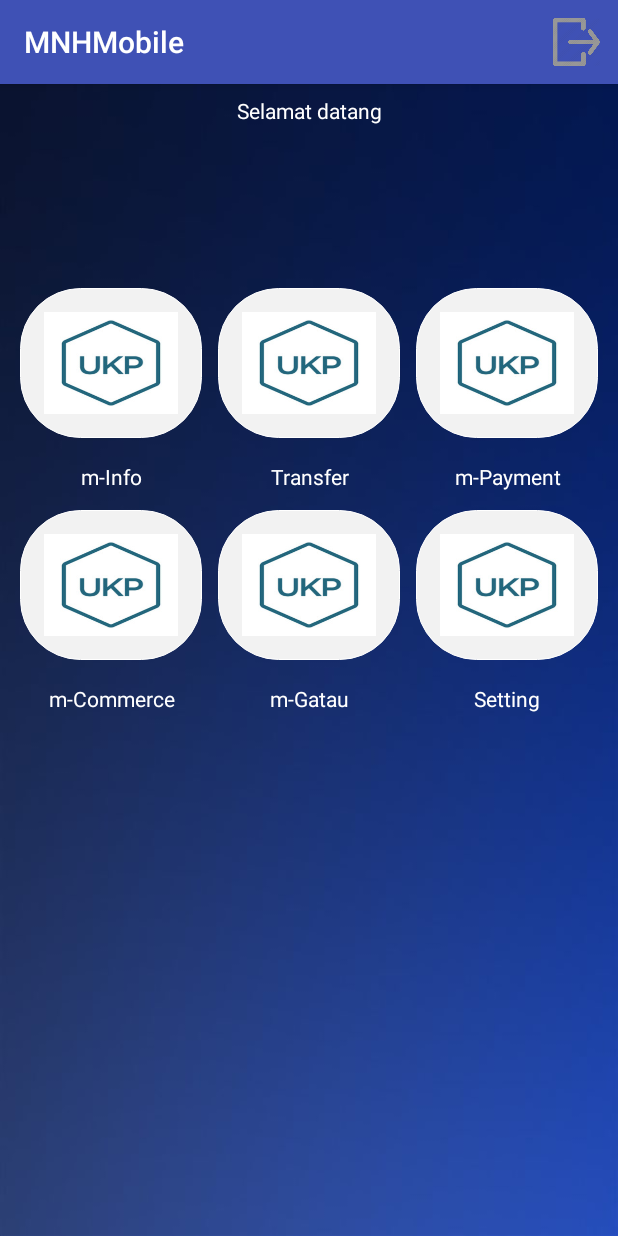
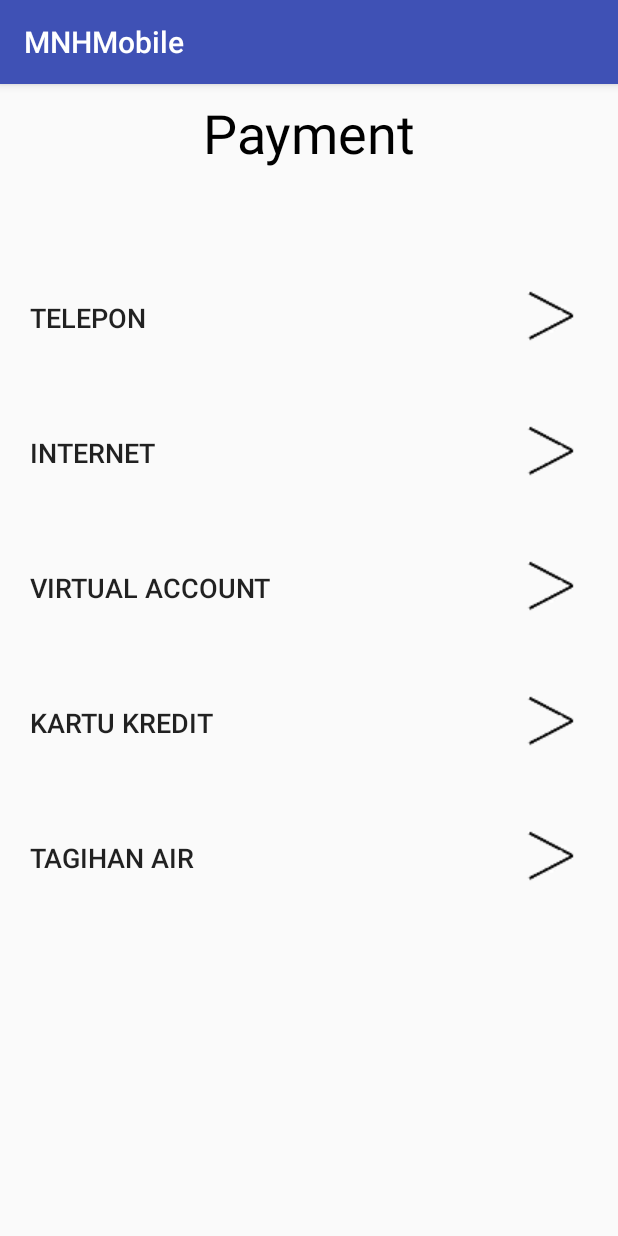
Before and after one commit to ABOGABOGI/IMK_mBanking, an Android app: the mainMenu screen opened directly, with no data from a screen before it, after a tap on an icon or button, on a phone screen of 412 x 824 dp. Run offline under Robolectric (Android 15) with nearby library versions, the light colour scheme and no system bars; 1 statement that could not run was skipped.

Commit message:
Ver 0.02c
lupa

```diff
--- /dev/null
+++ b/app/src/main/java/petra/tugas/imk_mbanking/mPayment.java
@@ -0,0 +1,14 @@
+package petra.tugas.imk_mbanking;
+
+import android.support.v7.app.AppCompatActivity;
+import android.os.Bundle;
+
+public class mPayment extends AppCompatActivity {
+
+    @Override
+    protected void onCreate(Bundle savedInstanceState) {
+        super.onCreate(savedInstanceState);
+        setContentView(R.layout.activity_m_payment);
+        getSupportActionBar().setTitle("MNHMobile");
+    }
+}
--- a/app/src/main/java/petra/tugas/imk_mbanking/mainMenu.java
+++ b/app/src/main/java/petra/tugas/imk_mbanking/mainMenu.java
@@ -16,6 +16,7 @@ import android.widget.Toolbar;
 public class mainMenu extends AppCompatActivity {
     TextView tvNama;
     Intent logout;
+    String[] data;
     @Override
     protected void onCreate(Bundle savedInstanceState) {
         super.onCreate(savedInstanceState);
@@ -23,9 +24,11 @@ public class mainMenu extends AppCompatActivity {
         getSupportActionBar().setTitle("MNHMobile");
         tvNama = (TextView)findViewById(R.id.tvNama);
         Intent i = getIntent();
-        String fName = i.getStringExtra("fullName");
-        tvNama.setText(fName);
+        data=i.getStringArrayExtra("data");
+        int a = Integer.parseInt(data[1]);
+        tvNama.setText(""+a);
         logout = new Intent(this,MainActivity.class);
+
     }
 
     @Override
@@ -53,9 +56,18 @@ public class mainMenu extends AppCompatActivity {
     public void mainMenuClick(View view) {
         switch (view.getId()){
             case R.id.mInfo:
-                Intent i = new Intent(this,mInfo.class);
-                startActivity(i);
+                Intent iinfo = new Intent(this,mInfo.class);
+                iinfo.putExtra("data",data);
+                startActivity(iinfo);
+                break;
+
+            case R.id.mPayment:
+                Intent ipayment = new Intent(this,mPayment.class);
+                ipayment.putExtra("data",data);
+                startActivity(ipayment);
+                break;
         }
+
     }
 
     @Override
@@ -67,7 +79,7 @@ public class mainMenu extends AppCompatActivity {
         @Override
         public void onClick(DialogInterface dialog, int which) {
             final ProgressDialog progressDialog = new ProgressDialog(mainMenu.this,
-                    R.style.Theme_AppCompat_DayNight_Dialog);
+                    R.style.Theme_AppCompat_Light_Dialog);
             progressDialog.setIndeterminate(true);
             progressDialog.setMessage("Please Wait....");
             progressDialog.show();
--- /dev/null
+++ b/app/src/main/res/layout/activity_m_payment.xml
@@ -0,0 +1,117 @@
+<?xml version="1.0" encoding="utf-8"?>
+<ScrollView xmlns:android="http://schemas.android.com/apk/res/android"
+    xmlns:app="http://schemas.android.com/apk/res-auto"
+    xmlns:tools="http://schemas.android.com/tools"
+    android:layout_width="match_parent"
+    android:layout_height="match_parent"
+    tools:context=".mPayment">
+    <android.support.constraint.ConstraintLayout
+        android:layout_width="match_parent"
+        android:layout_height="wrap_content">
+        <TextView
+            android:id="@+id/textView2"
+            android:layout_width="0dp"
+            android:layout_height="wrap_content"
+            android:layout_marginEnd="8dp"
+            android:layout_marginStart="8dp"
+            android:layout_marginTop="8dp"
+            android:text="Payment"
+            android:textAlignment="center"
+            android:textColor="@android:color/black"
+            android:textSize="36sp"
+            app:layout_constraintEnd_toEndOf="parent"
+            app:layout_constraintStart_toStartOf="parent"
+            app:layout_constraintTop_toTopOf="parent" />
+
+        <Button
+            android:id="@+id/bTelepon"
+            style="?android:attr/borderlessButtonStyle"
+            android:layout_width="0dp"
+            android:layout_height="wrap_content"
+            android:layout_marginEnd="8dp"
+            android:layout_marginStart="8dp"
+            android:layout_marginTop="64dp"
+            android:drawableEnd="@drawable/image"
+            android:fitsSystemWindows="true"
+            android:text="Telepon"
+            android:textAlignment="viewStart"
+            android:textSize="18sp"
+            app:layout_constraintEnd_toEndOf="parent"
+            app:layout_constraintHorizontal_bias="0.0"
+            app:layout_constraintStart_toStartOf="parent"
+            app:layout_constraintTop_toBottomOf="@+id/textView2" />
+
+        <Button
+            android:id="@+id/bInternet"
+            style="?android:attr/borderlessButtonStyle"
+            android:layout_width="0dp"
+            android:layout_height="wrap_content"
+            android:layout_marginEnd="8dp"
+            android:layout_marginStart="8dp"
+            android:layout_marginTop="20dp"
+            android:drawableEnd="@drawable/image"
+            android:fitsSystemWindows="true"
+            android:text="Internet"
+            android:textAlignment="viewStart"
+            android:textSize="18sp"
+            app:layout_constraintEnd_toEndOf="parent"
+            app:layout_constraintHorizontal_bias="0.0"
+            app:layout_constraintStart_toStartOf="parent"
+            app:layout_constraintTop_toBottomOf="@+id/bTelepon" />
+
+        <Button
+            android:id="@+id/bVacc"
+            style="?android:attr/borderlessButtonStyle"
+            android:layout_width="0dp"
+            android:layout_height="wrap_content"
+            android:layout_marginEnd="8dp"
+            android:layout_marginStart="8dp"
+            android:layout_marginTop="20dp"
+            android:drawableEnd="@drawable/image"
+            android:fitsSystemWindows="true"
+            android:text="Virtual Account"
+            android:textAlignment="viewStart"
+            android:textSize="18sp"
+            app:layout_constraintEnd_toEndOf="parent"
+            app:layout_constraintHorizontal_bias="0.0"
+            app:layout_constraintStart_toStartOf="parent"
+            app:layout_constraintTop_toBottomOf="@+id/bInternet" />
+        <Button
+            android:id="@+id/bCc"
+            style="?android:attr/borderlessButtonStyle"
+            android:layout_width="0dp"
+            android:layout_height="wrap_content"
+            android:layout_marginEnd="8dp"
+            android:layout_marginStart="8dp"
+            android:layout_marginTop="20dp"
+            android:drawableEnd="@drawable/image"
+            android:fitsSystemWindows="true"
+            android:text="Kartu Kredit"
+            android:textAlignment="viewStart"
+            android:textSize="18sp"
+            app:layout_constraintEnd_toEndOf="parent"
+            app:layout_constraintHorizontal_bias="0.0"
+            app:layout_constraintStart_toStartOf="parent"
+            app:layout_constraintTop_toBottomOf="@+id/bVacc" />
+
+        <Button
+            android:id="@+id/bAir"
+            style="?android:attr/borderlessButtonStyle"
+            android:layout_width="0dp"
+            android:layout_height="wrap_content"
+            android:layout_marginEnd="8dp"
+            android:layout_marginStart="8dp"
+            android:layout_marginTop="20dp"
+            android:drawableEnd="@drawable/image"
+            android:fitsSystemWindows="true"
+            android:text="Tagihan Air"
+            android:textAlignment="viewStart"
+            android:textSize="18sp"
+            app:layout_constraintEnd_toEndOf="parent"
+            app:layout_constraintHorizontal_bias="0.0"
+            app:layout_constraintStart_toStartOf="parent"
+            app:layout_constraintTop_toBottomOf="@+id/bCc" />
+    </android.support.constraint.ConstraintLayout>
+
+
+</ScrollView>
--- a/app/src/main/res/values/colors.xml
+++ b/app/src/main/res/values/colors.xml
@@ -3,4 +3,5 @@
     <color name="colorPrimary">#3F51B5</color>
     <color name="colorPrimaryDark">#303F9F</color>
     <color name="colorAccent">#FF4081</color>
+    <color name="cWhite">#ffffff</color>
 </resources>
--- a/app/src/main/res/values/styles.xml
+++ b/app/src/main/res/values/styles.xml
@@ -12,4 +12,10 @@
         <item name="android:windowBackground">@drawable/background</item >
     </style>
 
+    <style name="HintText" parent="TextAppearance.Design.Hint">
+        <item name="android:textSize">20sp</item>
+        <item name="android:textColor">@color/cWhite</item>
+        <item name="android:textStyle">bold</item>
+    </style>
+
 </resources>
```
Also changed, not shown: app/src/main/AndroidManifest.xml (+6 -3 lines), app/src/main/java/petra/tugas/imk_mbanking/MainActivity.java (+8 -2 lines), app/src/main/java/petra/tugas/imk_mbanking/mInfo.java (+23 -1 lines), app/src/main/res/layout/activity_m_info.xml (+9 -4 lines), app/src/main/res/layout/activity_main.xml (+5 -3 lines).
